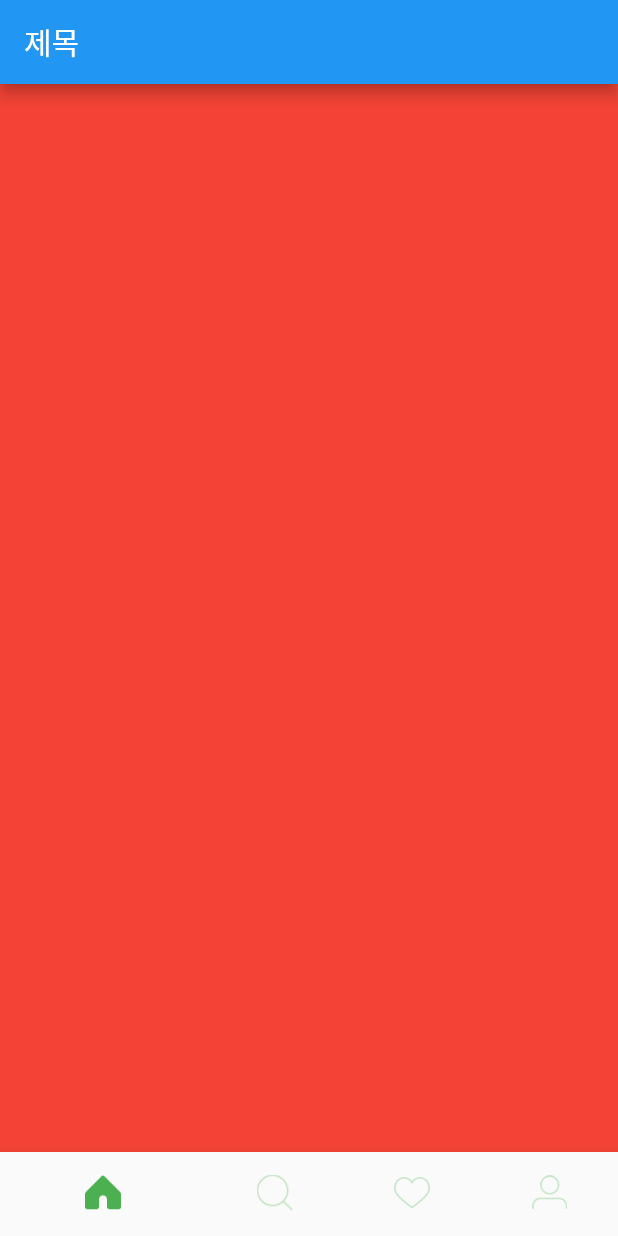
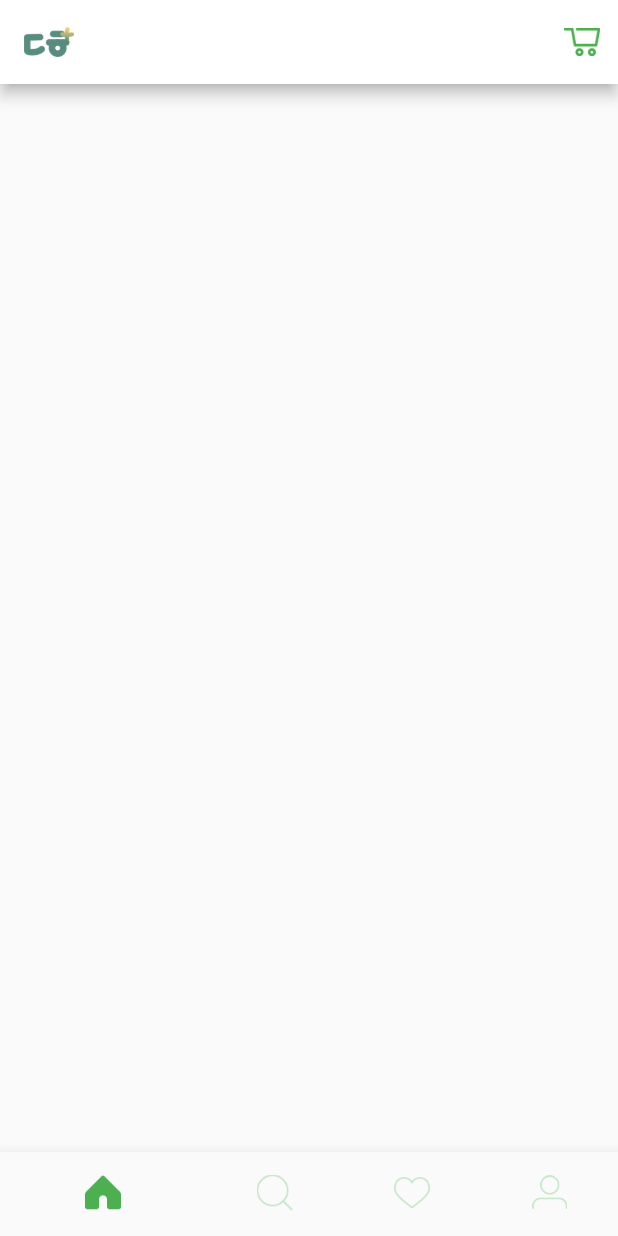
Before and after one commit to Somnium-The-Ham/theham, a Flutter app: the screen it shows after launch, on a phone screen of 412 x 824 dp. Run offline on Flutter 3.47's test engine with Material 2 defaults, Android fonts, the phone set to English and light mode, and no system bars.

Commit message:
home_page start

```diff
--- /dev/null
+++ b/lib/constants/material_white_color.dart
@@ -0,0 +1,17 @@
+import 'package:flutter/material.dart';
+
+const MaterialColor white = const MaterialColor(
+  0xFFFFFFFF,
+  const <int, Color>{
+    50: Color(0x0FFFFFFF),
+    100: Color(0x1FFFFFFF),
+    200: Color(0x2FFFFFFF),
+    300: Color(0x3FFFFFFF),
+    400: Color(0x4FFFFFFF),
+    500: Color(0x5FFFFFFF),
+    600: Color(0x6FFFFFFF),
+    700: Color(0x7FFFFFFF),
+    800: Color(0x8FFFFFFF),
+    900: Color(0x9FFFFFFF),
+  },
+);
--- a/lib/main.dart
+++ b/lib/main.dart
@@ -1,4 +1,5 @@
 import 'package:flutter/material.dart';
+import 'package:theham/constants/material_white_color.dart';
 import 'package:theham/main_page.dart';
 
 void main(){
@@ -10,7 +11,9 @@ class Theham extends StatelessWidget{
   Widget build(BuildContext context) {
     return MaterialApp(
       home: MainPage(),
+      theme: ThemeData(
+        primarySwatch: white
+      ),
     );
   }
-
 }
--- a/lib/main_page.dart
+++ b/lib/main_page.dart
@@ -1,4 +1,5 @@
 import 'package:flutter/material.dart';
+import 'package:theham/screens/home_page.dart';
 
 class MainPage extends StatefulWidget{
   @override
@@ -10,7 +11,7 @@ class _MainPageState extends State<MainPage> {
   int  _selectedIndex = 0;
 
   static List<Widget> _widgetOptions = <Widget>[
-    Container(color: Colors.primaries[0],),
+    HomePage(),
     Container(color: Colors.primaries[1],),
     Container(color: Colors.primaries[2],),
     Container(color: Colors.primaries[3],),
@@ -19,9 +20,6 @@ class _MainPageState extends State<MainPage> {
 
   Widget build(BuildContext context) {
     return Scaffold(
-      appBar: AppBar(
-        title: Text('제목'),
-      ),
       body: IndexedStack(
         index: _selectedIndex,
         children: _widgetOptions,
--- /dev/null
+++ b/lib/screens/home_page.dart
@@ -0,0 +1,16 @@
+import 'package:flutter/material.dart';
+
+class HomePage extends StatelessWidget {
+  @override
+  Widget build(BuildContext context) {
+    return Scaffold(
+      appBar: AppBar(
+        title: Image.asset('assets/theham_logo.png', height: 20,),
+        actions: <Widget>[
+          IconButton(onPressed: null ,icon: ImageIcon(AssetImage('assets/cart2.png'), color: Colors.green))
+        ],
+      ),
+      body: Column(),
+    );
+  }
+}
```
Also changed, not shown: assets/searchimage.png (added), assets/theham_logo.png (added).
